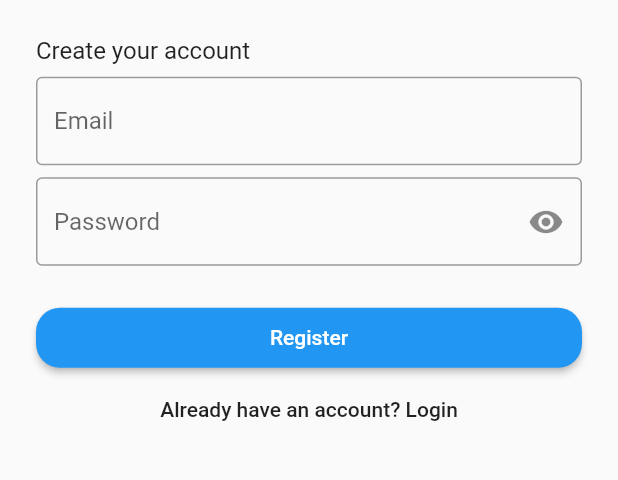
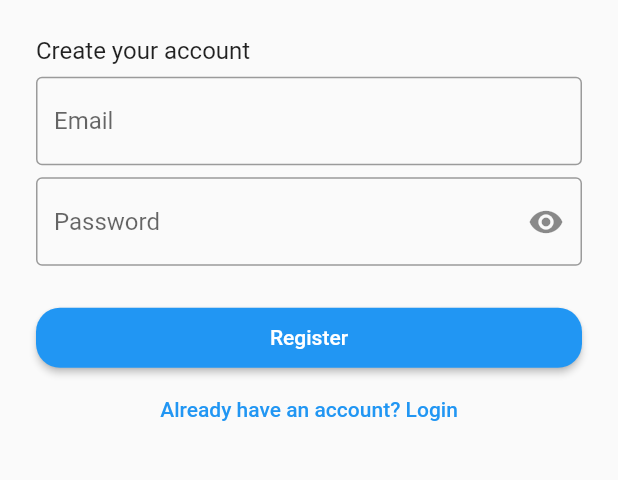
Before and after one commit to zerowu49/funflutter, a Flutter app: the screen it shows after launch, after a tap on "Does not have an account yet? Register h", on a phone screen of 412 x 824 dp, the part 416-896 px from its top. Run offline on Flutter 3.47's test engine with Material 2 defaults, Android fonts, the phone set to English and light mode, and no system bars.

Commit message:
fix deprecated code

```diff
--- a/lib/pages/login_page.dart
+++ b/lib/pages/login_page.dart
@@ -10,7 +10,6 @@ class LoginPage extends StatefulWidget {
 }
 
 class _LoginPageState extends State<LoginPage> {
-  final _scaffoldKey = GlobalKey<ScaffoldState>();
   final _emailController = TextEditingController();
   final _passwordController = TextEditingController();
 
@@ -20,7 +19,6 @@ class _LoginPageState extends State<LoginPage> {
   @override
   Widget build(BuildContext context) {
     return Scaffold(
-      key: _scaffoldKey,
       body: Padding(
         padding: const EdgeInsets.symmetric(horizontal: 24.0),
         child: Column(
@@ -76,7 +74,7 @@ class _LoginPageState extends State<LoginPage> {
               onPressed: () =>
                   Navigator.pushReplacementNamed(context, ChatPage.id),
             ),
-            FlatButton(
+            TextButton(
               child: Text('Does not have an account yet? Register here'),
               onPressed: () => Navigator.pushNamed(context, RegisterPage.id),
             ),
--- a/lib/pages/register_page.dart
+++ b/lib/pages/register_page.dart
@@ -8,7 +8,6 @@ class RegisterPage extends StatefulWidget {
 }
 
 class _RegisterPageState extends State<RegisterPage> {
-  final _scaffoldKey = GlobalKey<ScaffoldState>();
   final _emailController = TextEditingController();
   final _passwordController = TextEditingController();
 
@@ -18,7 +17,6 @@ class _RegisterPageState extends State<RegisterPage> {
   @override
   Widget build(BuildContext context) {
     return Scaffold(
-      key: _scaffoldKey,
       body: Padding(
         padding: const EdgeInsets.symmetric(horizontal: 24.0),
         child: Column(
@@ -78,7 +76,7 @@ class _RegisterPageState extends State<RegisterPage> {
               ),
               onPressed: () {},
             ),
-            FlatButton(
+            TextButton(
               child: Text('Already have an account? Login'),
               onPressed: () => Navigator.pop(context),
             ),
```
